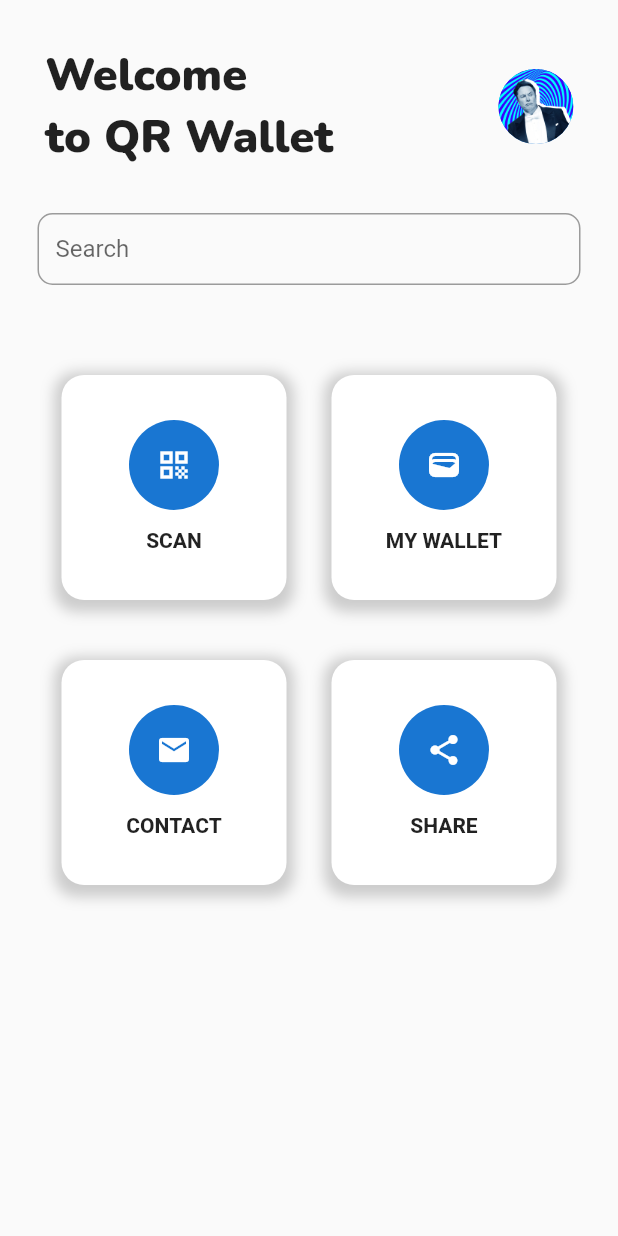
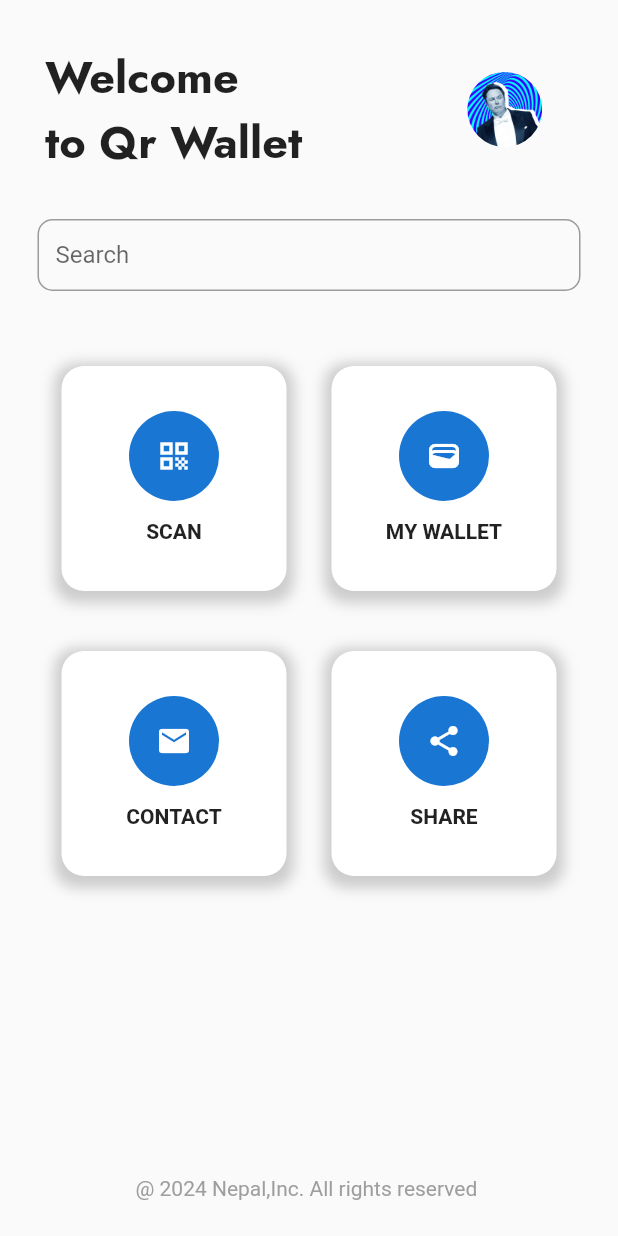
Before and after one commit to rujesh10/project_one, a Flutter app: the screen it shows after launch, on a phone screen of 412 x 824 dp. Run offline on Flutter 3.47's test engine with Material 2 defaults, Android fonts, the phone set to English and light mode, and no system bars; drawn by our look-alikes of flutter_animate; our stand-ins replace equatable, firebase_auth, firebase_core, fluttertoast; accounts and stored records are empty.

Commit message:
first commit

```diff
--- a/lib/main.dart
+++ b/lib/main.dart
@@ -19,13 +19,13 @@ void main() async {
 class MyApp extends StatelessWidget {
   const MyApp({super.key});
 
-  // This widget is the root of your application.
   @override
   Widget build(BuildContext context) {
     return MaterialApp(
       debugShowCheckedModeBanner: false,
       title: 'Flutter Demo',
       theme: ThemeData(
+        // scaffoldBackgroundColor: Colors.white54,
         primarySwatch: Colors.blue,
       ),
       home: const HomeScreen(),
--- a/lib/screens/home_screen.dart
+++ b/lib/screens/home_screen.dart
@@ -1,6 +1,9 @@
 import 'package:flutter/material.dart';
 import 'package:flutter/src/widgets/framework.dart';
 import 'package:flutter/src/widgets/placeholder.dart';
+import 'package:flutter_animate/flutter_animate.dart';
+
+import 'package:project_one/screens/profile.dart';
 import 'package:project_one/screens/wallet.dart';
 
 class HomeScreen extends StatefulWidget {
@@ -24,29 +27,46 @@ class _HomeScreenState extends State<HomeScreen> {
                   children: [
                     Column(
                       crossAxisAlignment: CrossAxisAlignment.start,
-                      children: const [
-                        Text(
+                      children: [
+                        Animate(
+                          effects: const [FadeEffect(), SlideEffect()],
+                          child: const Text(
                             "Welcome",
                             style: TextStyle(
-                              fontWeight: FontWeight.w900,
+                                fontWeight: FontWeight.bold,
                                 fontSize: 30,
-                              fontFamily: 'Nunito'),
+                                fontFamily: 'Jost'),
                           ),
-                        Text(
-                          "to QR Wallet",
+                        ),
+                        Animate(
+                          effects: const [FadeEffect(), SlideEffect()],
+                          child: const Text(
+                            "to Qr Wallet",
                             style: TextStyle(
                                 fontSize: 30,
-                              fontWeight: FontWeight.w900,
-                              fontFamily: 'Nunito'),
+                                fontWeight: FontWeight.bold,
+                                fontFamily: 'Jost'),
+                          ),
                         )
                       ],
                     ),
                     const SizedBox(
                       width: 110,
                     ),
-                    const CircleAvatar(
-                      backgroundImage: AssetImage("assets/images/profile.jpg"),
+                    InkWell(
+                      onTap: () {
+                        Navigator.push(
+                            context,
+                            MaterialPageRoute(
+                              builder: (context) => Profile(),
+                            ));
+                      },
+                      child: const CircleAvatar(
+                        backgroundColor: Colors.white,
+                        backgroundImage:
+                            AssetImage("assets/images/profile.jpg"),
                         radius: 25,
+                      ),
                     ),
                     const SizedBox(
                       width: 10,
@@ -54,7 +74,7 @@ class _HomeScreenState extends State<HomeScreen> {
                   ],
                 ),
               ),
-              SizedBox(
+              const SizedBox(
                 height: 30,
               ),
               Padding(
@@ -65,12 +85,19 @@ class _HomeScreenState extends State<HomeScreen> {
                     border: OutlineInputBorder(
                       borderRadius: BorderRadius.circular(10.0),
                     ),
-                    contentPadding: EdgeInsets.all(12.0),
+                    contentPadding: const EdgeInsets.all(12.0),
                   ),
                 ),
               ),
-              SizedBox(
-                height: 60,
+              const SizedBox(
+                height: 30,
+              ),
+              Column(
+                crossAxisAlignment: CrossAxisAlignment.start,
+                children: const [],
+              ),
+              const SizedBox(
+                height: 20,
               ),
               Row(
                 mainAxisAlignment: MainAxisAlignment.center,
@@ -111,7 +138,7 @@ class _HomeScreenState extends State<HomeScreen> {
                       ],
                     ),
                   ),
-                  SizedBox(
+                  const SizedBox(
                     width: 30,
                   ),
                   InkWell(
@@ -162,7 +189,7 @@ class _HomeScreenState extends State<HomeScreen> {
                   ),
                 ],
               ),
-              SizedBox(
+              const SizedBox(
                 height: 40,
               ),
               Row(
@@ -204,7 +231,7 @@ class _HomeScreenState extends State<HomeScreen> {
                       ],
                     ),
                   ),
-                  SizedBox(
+                  const SizedBox(
                     width: 30,
                   ),
                   Container(
@@ -245,6 +272,20 @@ class _HomeScreenState extends State<HomeScreen> {
                   ),
                 ],
               ),
+              SizedBox(
+                height: 100,
+              ),
+              Column(
+                children: [
+                  SizedBox(
+                    height: 100,
+                  ),
+                  Text(
+                    "@ 2024 Nepal,Inc. All rights reserved ",
+                    style: TextStyle(color: Colors.grey),
+                  )
+                ],
+              )
             ],
           ),
         ),
```
Also changed, not shown: lib/screens/add_images.dart (added, +22 -0 lines), lib/screens/profile.dart (added, +94 -0 lines), pubspec.yaml (+10 -4 lines), assets/images/banner1.jpg (added), assets/images/banner2.jpg (added), fonts/Jost-VariableFont_wght.ttf (added), pubspec.lock, 6 other files. Lines whose indentation alone changed are shown as unchanged.
